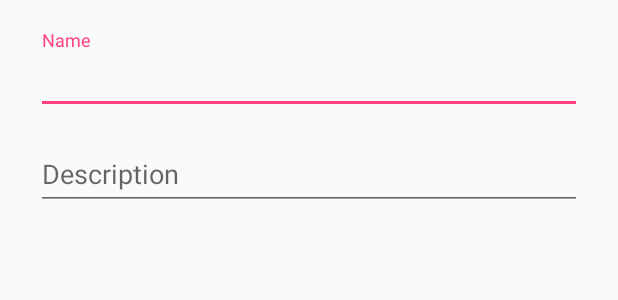
After one commit to f0rke/Share, an Android app: the layout layout_create_item.xml on its own in the app's theme, with its tools: preview values and no code run, on a phone screen of 412 x 824 dp. The commit adds this screen. Shown: the top 300 px of the screen. Run offline under Robolectric (Android 15) with nearby library versions, the phone set to English and light mode, and no system bars.

Commit message:
- basic item saving

```diff
--- /dev/null
+++ b/app/src/main/res/layout/layout_create_item.xml
@@ -0,0 +1,67 @@
+<?xml version="1.0" encoding="utf-8"?>
+<android.support.constraint.ConstraintLayout xmlns:android="http://schemas.android.com/apk/res/android"
+    xmlns:app="http://schemas.android.com/apk/res-auto"
+    xmlns:tools="http://schemas.android.com/tools"
+    android:layout_width="match_parent"
+    android:layout_height="wrap_content">
+
+    <TextView
+        android:id="@+id/error_text"
+        android:layout_width="0dp"
+        android:layout_height="wrap_content"
+        android:layout_marginLeft="24dp"
+        android:layout_marginRight="24dp"
+        android:layout_marginTop="20dp"
+        android:gravity="center"
+        android:padding="16dp"
+        android:text="error"
+        android:textColor="@color/error_text"
+        android:visibility="gone"
+        app:layout_constraintLeft_toLeftOf="parent"
+        app:layout_constraintRight_toRightOf="parent"
+        app:layout_constraintTop_toTopOf="parent" />
+
+    <!-- E-Mail -->
+    <android.support.design.widget.TextInputLayout
+        android:id="@+id/input_item_name_parent"
+        android:layout_width="0dp"
+        android:layout_height="wrap_content"
+        android:layout_marginLeft="24dp"
+        android:layout_marginRight="24dp"
+        android:layout_marginTop="20dp"
+        app:layout_constraintHorizontal_bias="0.0"
+        app:layout_constraintLeft_toLeftOf="parent"
+        app:layout_constraintRight_toRightOf="parent"
+        app:layout_constraintTop_toBottomOf="@+id/error_text">
+
+        <android.support.design.widget.TextInputEditText
+            android:id="@+id/input_item_name"
+            android:layout_width="match_parent"
+            android:layout_height="wrap_content"
+            android:hint="@string/name"
+            android:textColor="@color/md_black_1000"
+            android:textColorHint="@color/md_grey_500" />
+    </android.support.design.widget.TextInputLayout>
+
+    <!-- Password -->
+    <android.support.design.widget.TextInputLayout
+        android:id="@+id/input_item_description_parent"
+        android:layout_width="match_parent"
+        android:layout_height="wrap_content"
+        android:layout_marginLeft="24dp"
+        android:layout_marginRight="24dp"
+        android:layout_marginTop="8dp"
+        app:layout_constraintLeft_toLeftOf="parent"
+        app:layout_constraintRight_toRightOf="parent"
+        app:layout_constraintTop_toBottomOf="@+id/input_item_name_parent">
+
+        <android.support.design.widget.TextInputEditText
+            android:id="@+id/input_item_description"
+            android:layout_width="match_parent"
+            android:layout_height="wrap_content"
+            android:hint="@string/description"
+            android:nextFocusForward="@+id/login_button"
+            android:textColor="@color/md_black_1000"
+            android:textColorHint="@color/md_grey_500" />
+    </android.support.design.widget.TextInputLayout>
+</android.support.constraint.ConstraintLayout>
--- /dev/null
+++ b/app/src/main/res/values/strings_create_item.xml
@@ -0,0 +1,8 @@
+<?xml version="1.0" encoding="utf-8"?>
+<resources>
+    <string name="new_item">New item</string>
+    <string name="description">Description</string>
+    <string name="name">Name</string>
+    <string name="save">Save</string>
+    <string name="cancel">Cancel</string>
+</resources>
```
Also changed, not shown: app/src/main/java/de/koechig/share/home/HomeFragment.java (+54 -1 lines), app/src/main/java/de/koechig/share/home/HomePresenter.java (+48 -0 lines), app/src/main/java/de/koechig/share/home/HomeScreen.java (+8 -1 lines), app/src/main/java/de/koechig/share/model/Item.java (added, +32 -0 lines).
